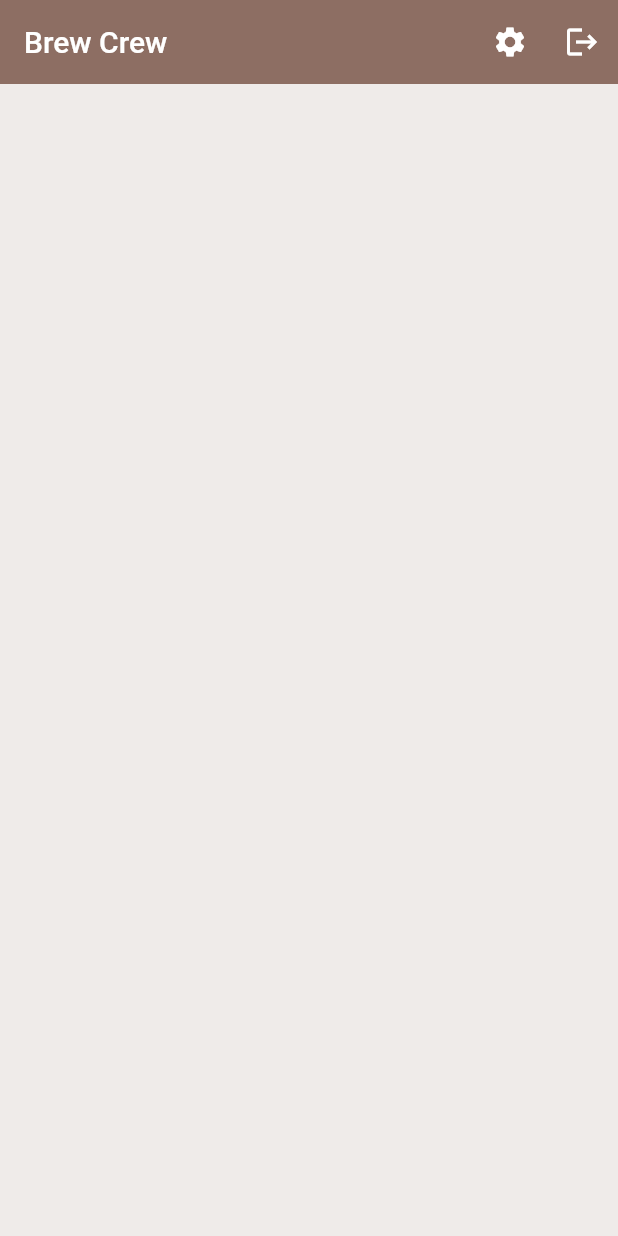
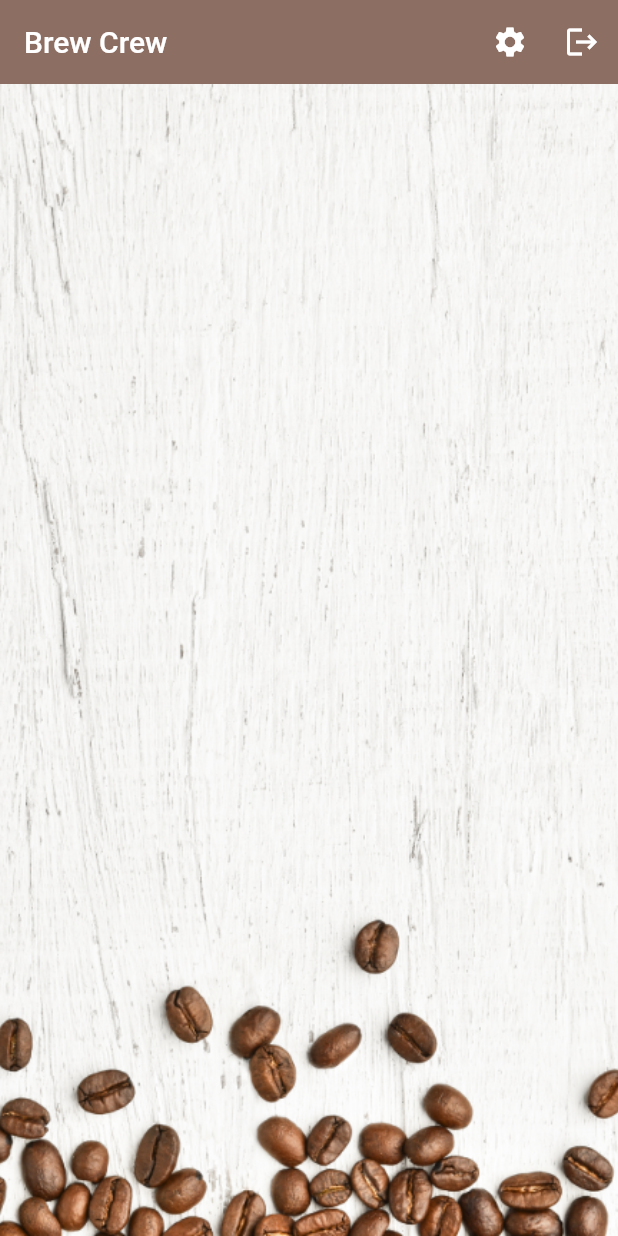
Before and after one commit to Alxbry28/practice-flutter-firebase, a Flutter app: the screen it shows once a user with an empty profile is signed in, on a phone screen of 412 x 824 dp. Run offline on Flutter 3.47's test engine with Material 2 defaults, Android fonts, the phone set to English and light mode, and no system bars; our stand-ins replace cloud_firestore, firebase_auth, firebase_core; missing offline and left inert: dart:ffi; accounts and stored records are empty.

Commit message:
[tutorial27] finishing touches

```diff
--- a/lib/screens/home/brew_tile.dart
+++ b/lib/screens/home/brew_tile.dart
@@ -19,6 +19,7 @@ class BrewTile extends StatelessWidget {
           leading: CircleAvatar(
             radius: 25.0,
             backgroundColor: Colors.brown[brew.strength!],
+            backgroundImage: AssetImage("assets/coffee_icon.png"),
           ),
           title: Text("${brew.name}"),
           subtitle: Text("Takes ${brew.sugars} sugar(s)"),
--- a/lib/screens/home/home.dart
+++ b/lib/screens/home/home.dart
@@ -47,7 +47,13 @@ class Home extends StatelessWidget {
             ),
           ],
         ),
-        body: BrewList(),
+        body: Container(
+            decoration: BoxDecoration(
+                image: DecorationImage(
+              image: AssetImage("assets/coffee_bg.png"),
+              fit: BoxFit.cover
+            )),
+            child: BrewList()),
       ),
     );
   }
--- a/pubspec.yaml
+++ b/pubspec.yaml
@@ -65,7 +65,8 @@ flutter:
   uses-material-design: true
 
   # To add assets to your application, add an assets section, like this:
-  # assets:
+  assets:
+    - assets/
   #   - images/a_dot_burr.jpeg
   #   - images/a_dot_ham.jpeg
 
```
Also changed, not shown: lib/screens/home/settings_form.dart (+11 -6 lines), assets/coffee_bg.png (added), assets/coffee_icon.png (added).
